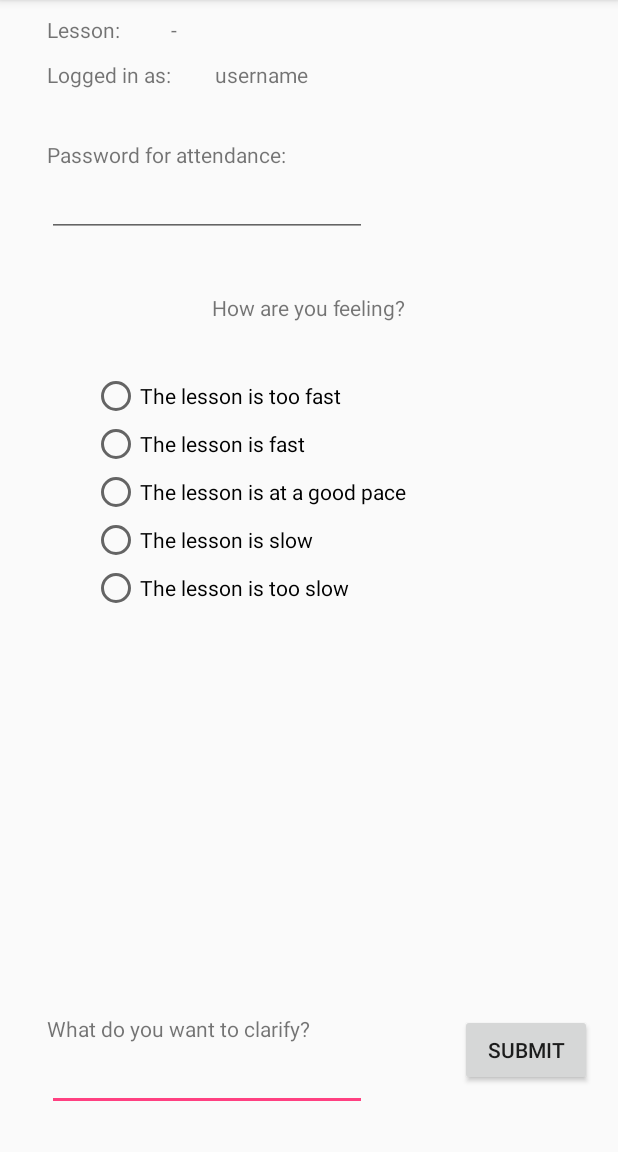
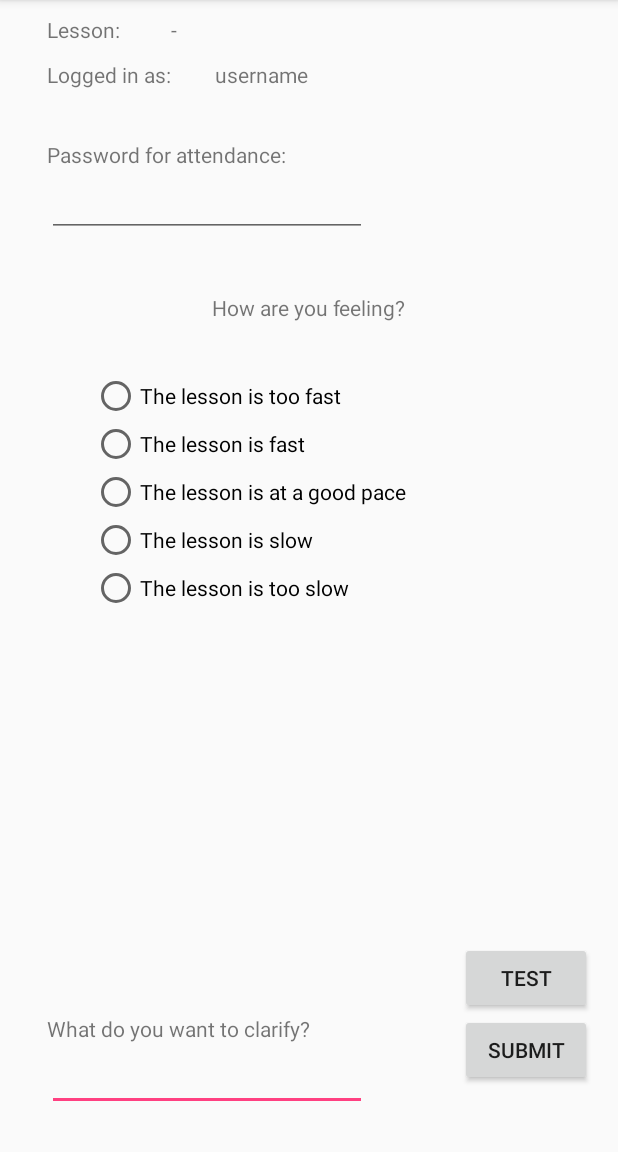
Before and after one commit to pinardy/Classy, an Android app: the LearnPaceActivity screen opened directly, with no data from a screen before it, on a phone screen of 412 x 824 dp, the part 84-1236 px from its top. Run offline under Robolectric (Android 15) with nearby library versions, the phone set to English and light mode, and no system bars; our stand-ins replace Firebase (no records; nobody signed in at launch, a user with empty details on screens opened directly); libraries missing offline, so code that uses them is left out: com.firebase.client; 7 statements that could not run were skipped.

```diff
--- a/StudentApp/StudentApp/app/src/main/java/com/example/pin/studentapp/LearnPaceActivity.java
+++ b/StudentApp/StudentApp/app/src/main/java/com/example/pin/studentapp/LearnPaceActivity.java
@@ -2,6 +2,7 @@ package com.example.pin.studentapp;
 
 import android.support.v7.app.AppCompatActivity;
 import android.os.Bundle;
+import android.util.Log;
 import android.view.View;
 import android.widget.Button;
 import android.widget.EditText;
@@ -15,6 +16,8 @@ import com.google.firebase.database.DataSnapshot;
 import com.google.firebase.database.DatabaseError;
 import com.google.firebase.database.DatabaseReference;
 import com.google.firebase.database.FirebaseDatabase;
+import com.google.firebase.database.MutableData;
+import com.google.firebase.database.Transaction;
 import com.google.firebase.database.ValueEventListener;
 
 import java.io.Serializable;
@@ -33,7 +36,7 @@ public class LearnPaceActivity extends AppCompatActivity {
     EditText clarification;
     EditText password;
     String pwFromFirebase;
-//    ArrayList<String> listOfLessons;
+    ArrayList<String> listOfLessons;
     Integer lessonIndex;
 
     /**  We want to store the counts and send it over to the teacher app
@@ -46,14 +49,15 @@ public class LearnPaceActivity extends AppCompatActivity {
 
     Firebase myFirebaseRef;
     Firebase myFirebaseRefClarify;
+    Firebase ref;
     FirebaseDatabase database;
 
-    Integer studentCount = 0;
-    Integer count1 = 0;
-    Integer count2 = 0;
-    Integer count3 = 0;
-    Integer count4 = 0;
-    Integer count5 = 0;
+    Integer studentCount;
+    Integer count1;
+    Integer count2;
+    Integer count3;
+    Integer count4;
+    Integer count5;
 
     TextView textViewLesson;
 
@@ -61,10 +65,12 @@ public class LearnPaceActivity extends AppCompatActivity {
     protected void onCreate(Bundle savedInstanceState) {
         super.onCreate(savedInstanceState);
         setContentView(R.layout.activity_learnpace);
+        database = FirebaseDatabase.getInstance();
+
         textViewLesson = (TextView) findViewById(R.id.textViewLesson);
 
         // Extracting the data from previous activity
-        ArrayList<String> listOfLessons = getIntent().getExtras().getStringArrayList("Lessons");
+        listOfLessons = getIntent().getExtras().getStringArrayList("Lessons");
         lessonIndex = getIntent().getExtras().getInt("Index");
 
         // Set the lesson name to the name of the button from previous activity
@@ -75,8 +81,13 @@ public class LearnPaceActivity extends AppCompatActivity {
         Firebase.setAndroidContext(this);
         myFirebaseRef = new Firebase("https://student-app-23e7b.firebaseio.com/").child("Feedback data");
         myFirebaseRefClarify = new Firebase("https://student-app-23e7b.firebaseio.com/").child("Clarification");
+
+//        final DatabaseReference databaseRef50001 = database.getReference("50001");
+        ref = new Firebase("https://student-app-23e7b.firebaseio.com/").child("50001").child(listOfLessons.get(lessonIndex)).child("Feedback data");
     }
 
+    //TODO: Allow for only one feedback per session
+    //TODO: Ensure that each session adds onto current data (not start over) (Use Sidney's method to increment count)
 
     public void sendInfo(View v){
         radioGroup = (RadioGroup) findViewById(R.id.RadioGroup);
@@ -127,14 +138,15 @@ public class LearnPaceActivity extends AppCompatActivity {
                         String clarify = clarification.getText().toString();
                         myFirebaseRefClarify.push();
 
-                        data.put("Student Count", studentCount.toString());
+                        data.put("Student count", studentCount.toString());
 
                         data.put("Too fast", count1.toString());
                         data.put("Fast", count2.toString());
                         data.put("Good pace", count3.toString());
                         data.put("Slow", count4.toString());
                         data.put("Too slow", count5.toString());
-                        myFirebaseRef.setValue(data);
+//                        myFirebaseRef.setValue(data);
+                        ref.setValue(data);
 
                         Toast.makeText(LearnPaceActivity.this,
                                 "Feedback sent", Toast.LENGTH_LONG).show();
@@ -160,4 +172,35 @@ public class LearnPaceActivity extends AppCompatActivity {
     }
 
 
+    //Function to update feedback firebase
+    public void push(View v){
+//        push = (Button) findViewById(R.id.testButton);
+
+//        ref = new Firebase("https://student-app-23e7b.firebaseio.com/").child("50001").child(listOfLessons.get(lessonIndex)).child("Feedback data");
+
+        final DatabaseReference ref = database.getReference("50001").child(listOfLessons.get(lessonIndex)).child("Feedback data");
+//        Input parameters: the parent address and the feedback name to be passed as arguments
+
+        Firebase upvotesRef = new Firebase("https://docs-examples.firebaseio.com/android/saving-data/fireblog/posts/-JRHTHaIs-jNPLXOQivY/upvotes");
+
+//        upvotesRef.runTransaction(new Transaction.Handler() {
+//            @Override
+//            public Transaction.Result doTransaction(MutableData currentData) {
+//                if(currentData.getValue() == null) {
+//                    currentData.setValue(1);
+//                } else {
+//                    currentData.setValue((Long) currentData.getValue() + 1);
+//                }
+//
+//                return Transaction.success(currentData); //we can also abort by calling Transaction.abort()
+//            }
+//
+//            @Override
+//            public void onComplete(DatabaseError databaseError, boolean b,
+//                                   DataSnapshot dataSnapshot) {
+//            }
+//
+//        });
+    }
+
 }
--- a/StudentApp/StudentApp/app/src/main/res/layout/activity_learnpace.xml
+++ b/StudentApp/StudentApp/app/src/main/res/layout/activity_learnpace.xml
@@ -146,5 +146,14 @@
         android:layout_below="@+id/textView7"
         android:layout_alignStart="@+id/textView7" />
 
+    <Button
+        android:text="test"
+        android:layout_width="wrap_content"
+        android:layout_height="wrap_content"
+        android:layout_above="@+id/submit"
+        android:layout_alignEnd="@+id/submit"
+        android:id="@+id/testButton"
+        android:onClick="push" />
+
 
 </RelativeLayout>
```
Also changed, not shown: StudentApp/StudentApp/app/src/main/java/com/example/pin/studentapp/FeedbackActivity.java (+12 -13 lines).
